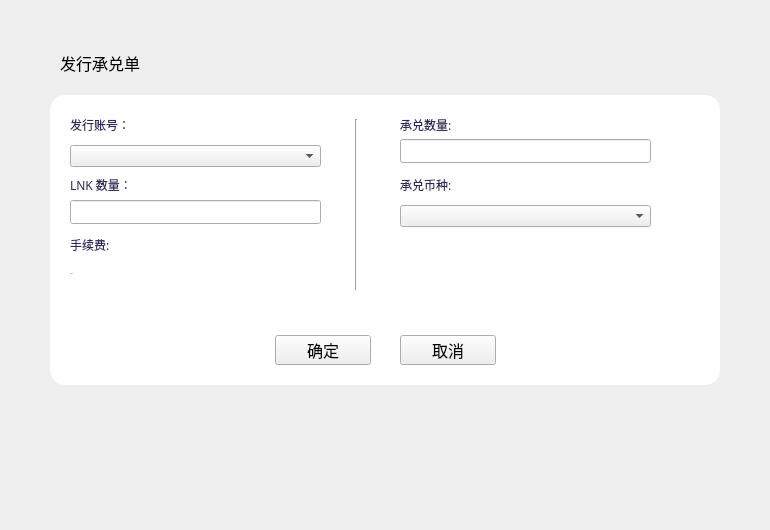
Before: the Qt Designer form LNKWallet/poundage/PublishPoundageWidget.ui in HcashOrg/hx-indicator, drawn with Qt 5.
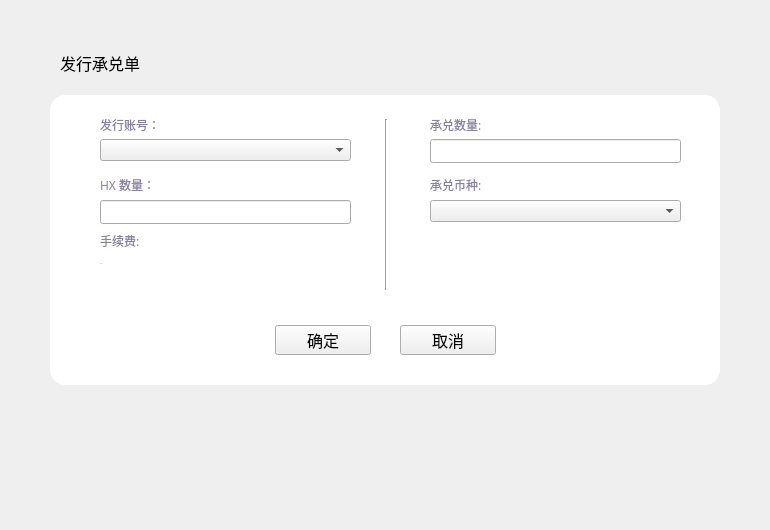
After: the same form once the commit is applied.

The edit to the form file:
```diff
--- a/LNKWallet/poundage/PublishPoundageWidget.ui
+++ b/LNKWallet/poundage/PublishPoundageWidget.ui
@@ -34,12 +34,16 @@
    <widget class="QLabel" name="label">
     <property name="geometry">
      <rect>
-      <x>20</x>
+      <x>50</x>
       <y>15</y>
       <width>200</width>
       <height>30</height>
      </rect>
     </property>
+    <property name="styleSheet">
+     <string notr="true">font: 10px &quot;微软雅黑&quot;;
+color:rgb(137,129,161);</string>
+    </property>
     <property name="text">
      <string>发行账号：</string>
     </property>
@@ -47,12 +51,16 @@
    <widget class="QLabel" name="label_4">
     <property name="geometry">
      <rect>
-      <x>350</x>
+      <x>380</x>
       <y>75</y>
       <width>200</width>
       <height>30</height>
      </rect>
     </property>
+    <property name="styleSheet">
+     <string notr="true">font: 10px &quot;微软雅黑&quot;;
+color:rgb(137,129,161);</string>
+    </property>
     <property name="text">
      <string>承兑币种:</string>
     </property>
@@ -61,7 +69,7 @@
     <property name="geometry">
      <rect>
       <x>350</x>
-      <y>240</y>
+      <y>230</y>
       <width>96</width>
       <height>30</height>
      </rect>
@@ -81,8 +89,8 @@
    <widget class="QLabel" name="label_fee">
     <property name="geometry">
      <rect>
-      <x>20</x>
-      <y>170</y>
+      <x>50</x>
+      <y>160</y>
       <width>251</width>
       <height>16</height>
      </rect>
@@ -96,28 +104,36 @@
       <bold>false</bold>
      </font>
     </property>
+    <property name="styleSheet">
+     <string notr="true">font: 10px &quot;微软雅黑&quot;;
+color:rgb(137,129,161);</string>
+    </property>
     <property name="text">
-     <string>20 LNK</string>
+     <string>20 HX</string>
     </property>
    </widget>
    <widget class="QLabel" name="label_3">
     <property name="geometry">
      <rect>
-      <x>20</x>
+      <x>50</x>
       <y>75</y>
       <width>200</width>
       <height>30</height>
      </rect>
     </property>
+    <property name="styleSheet">
+     <string notr="true">font: 10px &quot;微软雅黑&quot;;
+color:rgb(137,129,161);</string>
+    </property>
     <property name="text">
-     <string>LNK 数量：</string>
+     <string>HX 数量：</string>
     </property>
    </widget>
    <widget class="QToolButton" name="okBtn">
     <property name="geometry">
      <rect>
       <x>225</x>
-      <y>240</y>
+      <y>230</y>
       <width>96</width>
       <height>30</height>
      </rect>
@@ -137,8 +153,8 @@
    <widget class="QComboBox" name="comboBox_targetType">
     <property name="geometry">
      <rect>
-      <x>350</x>
-      <y>110</y>
+      <x>380</x>
+      <y>105</y>
       <width>251</width>
       <height>22</height>
      </rect>
@@ -147,12 +163,16 @@
    <widget class="QLabel" name="label_5">
     <property name="geometry">
      <rect>
-      <x>20</x>
+      <x>50</x>
       <y>135</y>
       <width>200</width>
-      <height>30</height>
+      <height>21</height>
      </rect>
     </property>
+    <property name="styleSheet">
+     <string notr="true">font: 10px &quot;微软雅黑&quot;;
+color:rgb(137,129,161);</string>
+    </property>
     <property name="text">
      <string>手续费:</string>
     </property>
@@ -160,7 +180,7 @@
    <widget class="QLineEdit" name="lineEdit_source">
     <property name="geometry">
      <rect>
-      <x>20</x>
+      <x>50</x>
       <y>105</y>
       <width>251</width>
       <height>24</height>
@@ -170,12 +190,16 @@
    <widget class="QLabel" name="label_2">
     <property name="geometry">
      <rect>
-      <x>350</x>
+      <x>380</x>
       <y>15</y>
       <width>200</width>
       <height>30</height>
      </rect>
     </property>
+    <property name="styleSheet">
+     <string notr="true">font: 10px &quot;微软雅黑&quot;;
+color:rgb(137,129,161);</string>
+    </property>
     <property name="text">
      <string>承兑数量:</string>
     </property>
@@ -183,7 +207,7 @@
    <widget class="QLineEdit" name="lineEdit_target">
     <property name="geometry">
      <rect>
-      <x>350</x>
+      <x>380</x>
       <y>44</y>
       <width>251</width>
       <height>24</height>
@@ -193,7 +217,7 @@
    <widget class="Line" name="line_6">
     <property name="geometry">
      <rect>
-      <x>296</x>
+      <x>326</x>
       <y>24</y>
       <width>20</width>
       <height>171</height>
@@ -206,8 +230,8 @@
    <widget class="QComboBox" name="comboBox_accounts">
     <property name="geometry">
      <rect>
-      <x>20</x>
-      <y>50</y>
+      <x>50</x>
+      <y>44</y>
       <width>251</width>
       <height>22</height>
      </rect>
```
